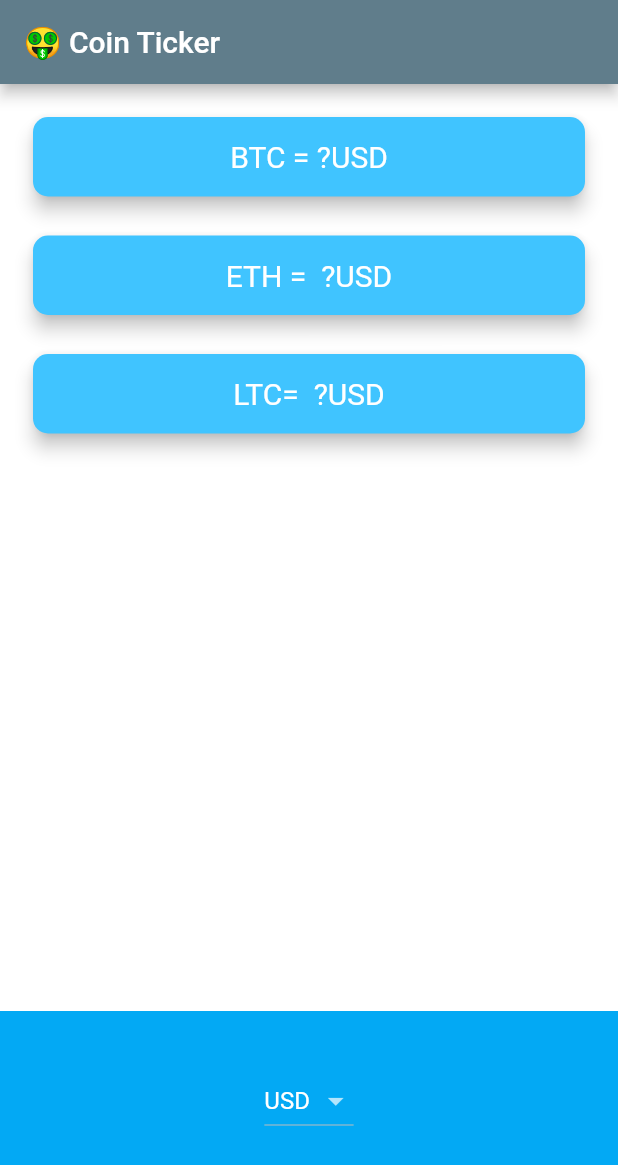
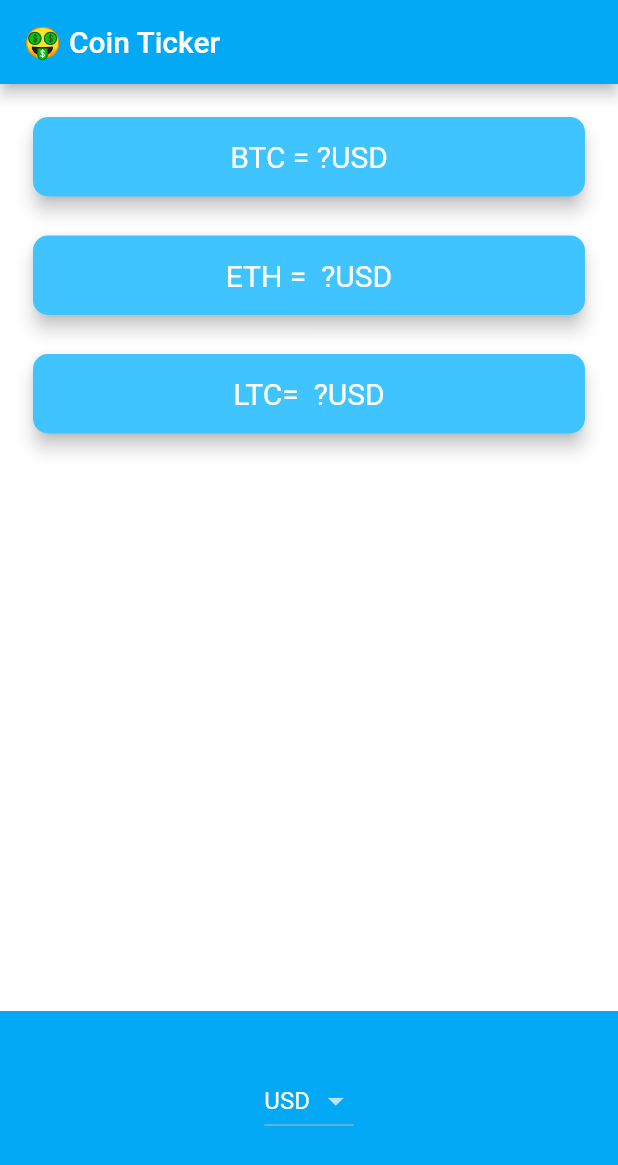
Before and after one commit to hadora98/Bitcoin, a Flutter app: the screen it shows after launch, on a phone screen of 412 x 824 dp. Shown: the top 1165 px of the screen. Run offline on Flutter 3.47's test engine with Material 2 defaults, Android fonts, the phone set to English and light mode, and no system bars; network calls fail.

Commit message:
Update main.dart

```diff
--- a/lib/main.dart
+++ b/lib/main.dart
@@ -9,7 +9,7 @@ class MyApp extends StatelessWidget {
   Widget build(BuildContext context) {
     return MaterialApp(
       theme: ThemeData.dark().copyWith(
-          primaryColor: Colors.blueGrey,
+          primaryColor: Colors.lightBlue,
           scaffoldBackgroundColor: Colors.white),
       home: PriceScreen(),
     );
```
